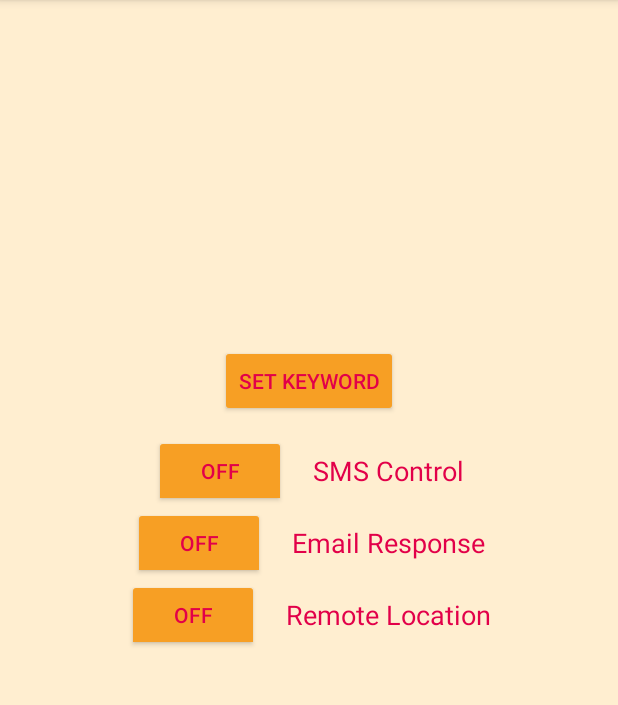
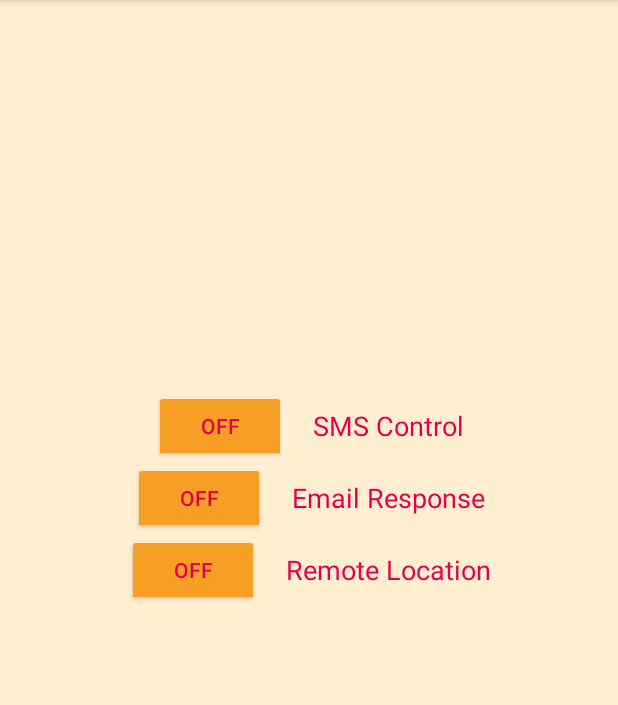
Before and after one commit to francisco1591/ECE_558_Final_Project, an Android app: the screen it shows after launch (MainActivity), on a phone screen of 412 x 824 dp, the part 84-789 px from its top. Run offline under Robolectric (Android 15) with nearby library versions, the phone set to English and light mode, and no system bars.

Commit message:
Removed "Set Keyboard" button

```diff
--- a/app/src/main/java/edu/pdx/ece558/grp4/remotephonecontrol/MainActivity.java
+++ b/app/src/main/java/edu/pdx/ece558/grp4/remotephonecontrol/MainActivity.java
@@ -86,18 +86,6 @@ public class MainActivity extends AppCompatActivity {
         mMyEmail = settings.getString("EmailAddress", "");
         mPassword = settings.getString("Password", "");
 
-        // Wire up the "Set Keyword" button
-        btnSetKeyword = (Button) findViewById(R.id.btnKeyword);
-        btnSetKeyword.setOnClickListener(new View.OnClickListener() {
-
-            public void onClick(View view) {
-
-                // TODO : Launch KeywordDialog fragment from here
-
-            } // onClick
-
-        }); // OnClickListener
-
         // Wire up the toggle to enable SMS control
         toggleSMS = (ToggleButton) findViewById(R.id.toggle_SMS);
         toggleSMS.setChecked(mSMSControl);
@@ -109,6 +97,7 @@ public class MainActivity extends AppCompatActivity {
                     mSMSControl = true;
                     Intent intent = new Intent(getBaseContext(), SMSListener.class);
                     startService(intent);
+                    // TODO : Launch KeywordDialog fragment from here
                 }
 
                 else {
@@ -128,8 +117,14 @@ public class MainActivity extends AppCompatActivity {
 
             public void onCheckedChanged(CompoundButton buttonView, boolean isChecked) {
 
-                if (isChecked) { mEmailResponse = true; }
-                else { mEmailResponse = false; }
+                if (isChecked) {
+                    mEmailResponse = true;
+                    // TODO : Launch EmailDialog fragment from here
+                }
+                else {
+                    mEmailResponse = false;
+                }
+
             } // onCheckedChanged
 
         }); // OnCheckedChangeListener
--- a/app/src/main/res/layout/activity_main.xml
+++ b/app/src/main/res/layout/activity_main.xml
@@ -7,13 +7,6 @@
                 tools:context="MainActivity"
                 android:gravity="center"
                 android:orientation="vertical">
-
-    <Button
-        android:layout_width="wrap_content"
-        android:layout_height="wrap_content"
-        android:text="@string/button_keyword"
-        android:id="@+id/btnKeyword"
-        android:layout_marginBottom="12dp"/>
 
     <LinearLayout
 
--- a/app/src/main/res/values/strings.xml
+++ b/app/src/main/res/values/strings.xml
@@ -14,8 +14,6 @@
     <string name="disabled_location">OFF</string>
     <string name="textview_location">Remote Location</string>
 
-    <string name="button_keyword">Set Keyword</string>
-
     <string name="description_SMS">This control allows the phone to be controlled through SMS. When enabled, the phone can receive an SMS from either phone or email with keywords to control it. When disabled, this phone cannot be controlled remotely.</string>
     <string name="description_Email">This control allows the phone to respond to sent commands through email. When enabled, the phone will send an email to the GMail account specified on the \'Email\' slider. </string>
     <string name="description_Location">This control allows the phone to respond to a sent command with it\'s current location. When enabled, the phone will respond to command with GPS coordinates. </string>
```
Also changed, not shown: app/src/main/res/layout/dialog_alert.xml (line endings or trailing spaces).
